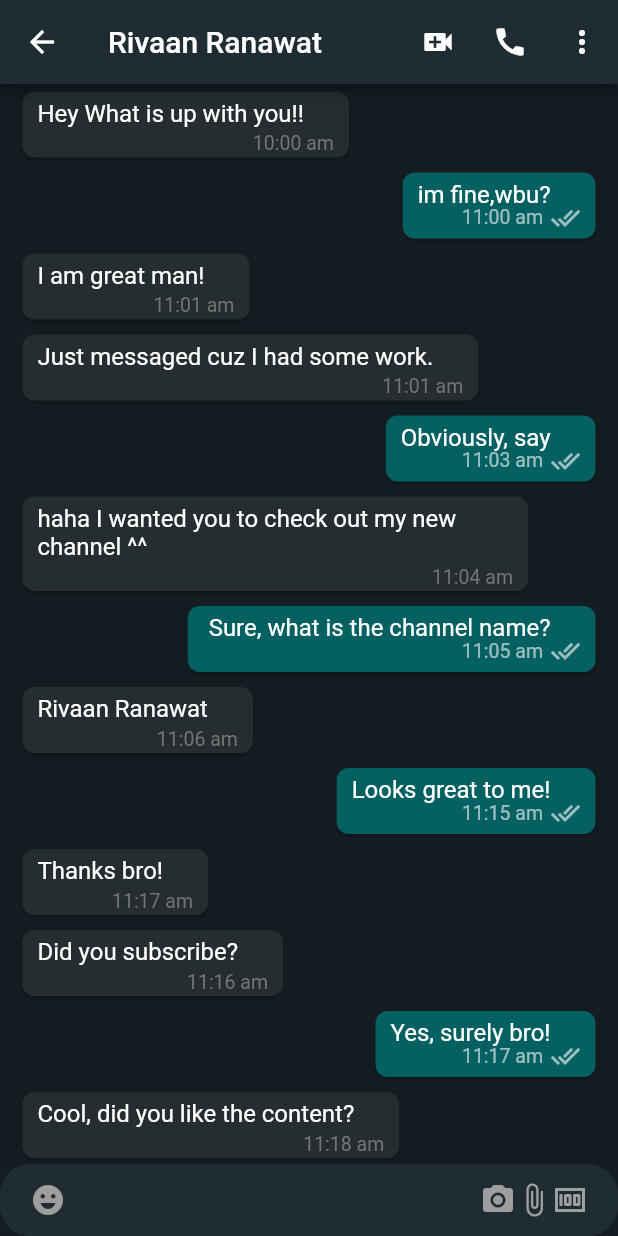
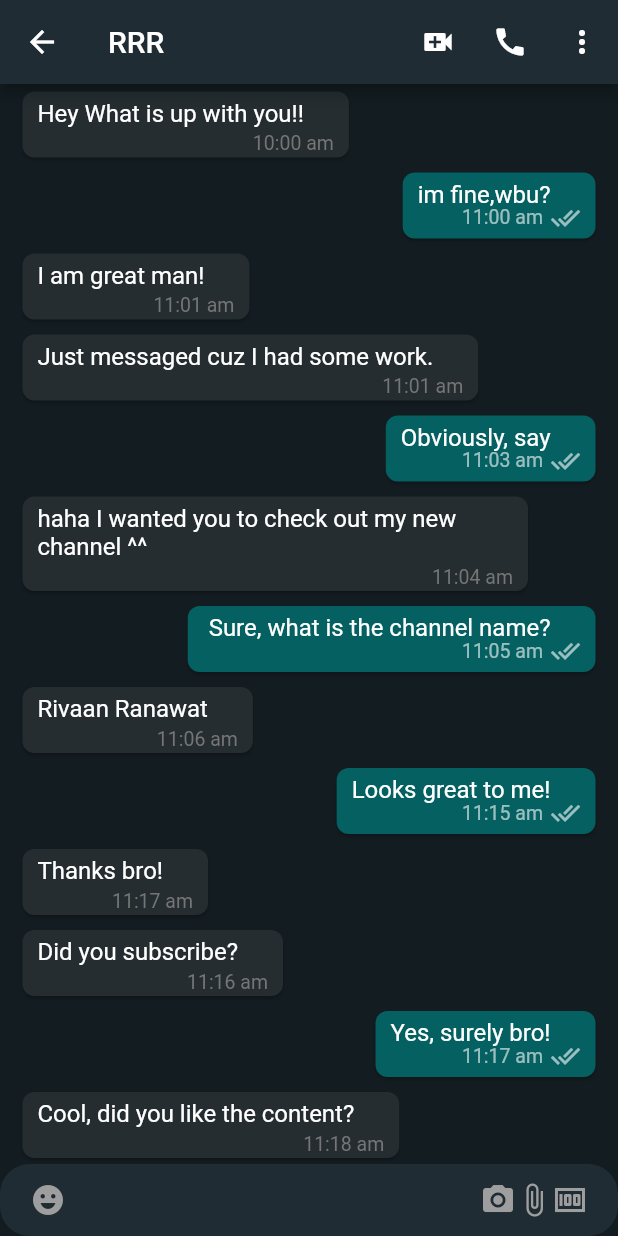
Before and after one commit to mrizwanshaheen/ShaheenChatsProject, a Flutter app: the MobileLayoutScreen screen opened directly, after a tap on "Rivaan Ranawat", on a phone screen of 412 x 824 dp. Run offline on Flutter 3.47's test engine with Material 2 defaults, Android fonts, the phone set to English and light mode, and no system bars; our stand-ins replace cloud_firestore, country_picker, firebase_auth, firebase_core, firebase_storage, flutter_contacts and 2 more; accounts and stored records are empty; network calls fail.

Commit message:
contacts to inbox completed video is 3:22

```diff
--- a/lib/screens/mobile_chat_screen.dart
+++ b/lib/screens/mobile_chat_screen.dart
@@ -1,11 +1,19 @@
+// ignore_for_file: public_member_api_docs, sort_constructors_first
 import 'package:flutter/material.dart';
+
 import 'package:whatsapp_ui/colors.dart';
 import 'package:whatsapp_ui/info.dart';
 import 'package:whatsapp_ui/widgets/chat_list.dart';
 
 class MobileChatScreen extends StatelessWidget {
   static const routeName = '/mobile_layout_screen';
-  const MobileChatScreen({Key? key}) : super(key: key);
+  final String name;
+  final String uid;
+  const MobileChatScreen({
+    Key? key,
+    required this.name,
+    required this.uid,
+  }) : super(key: key);
 
   @override
   Widget build(BuildContext context) {
@@ -13,7 +21,7 @@ class MobileChatScreen extends StatelessWidget {
       appBar: AppBar(
         backgroundColor: appBarColor,
         title: Text(
-          info[0]['name'].toString(),
+          name,
         ),
         centerTitle: false,
         actions: [
--- a/lib/widgets/contacts_list.dart
+++ b/lib/widgets/contacts_list.dart
@@ -20,7 +20,10 @@ class ContactsList extends StatelessWidget {
                 onTap: () {
                   Navigator.of(context).push(
                     MaterialPageRoute(
-                      builder: (context) => const MobileChatScreen(),
+                      builder: (context) => const MobileChatScreen(
+                        name: 'RRR',
+                        uid: '12345',
+                      ),
                     ),
                   );
                 },
```
Also changed, not shown: lib/router.dart (+15 -14 lines).
